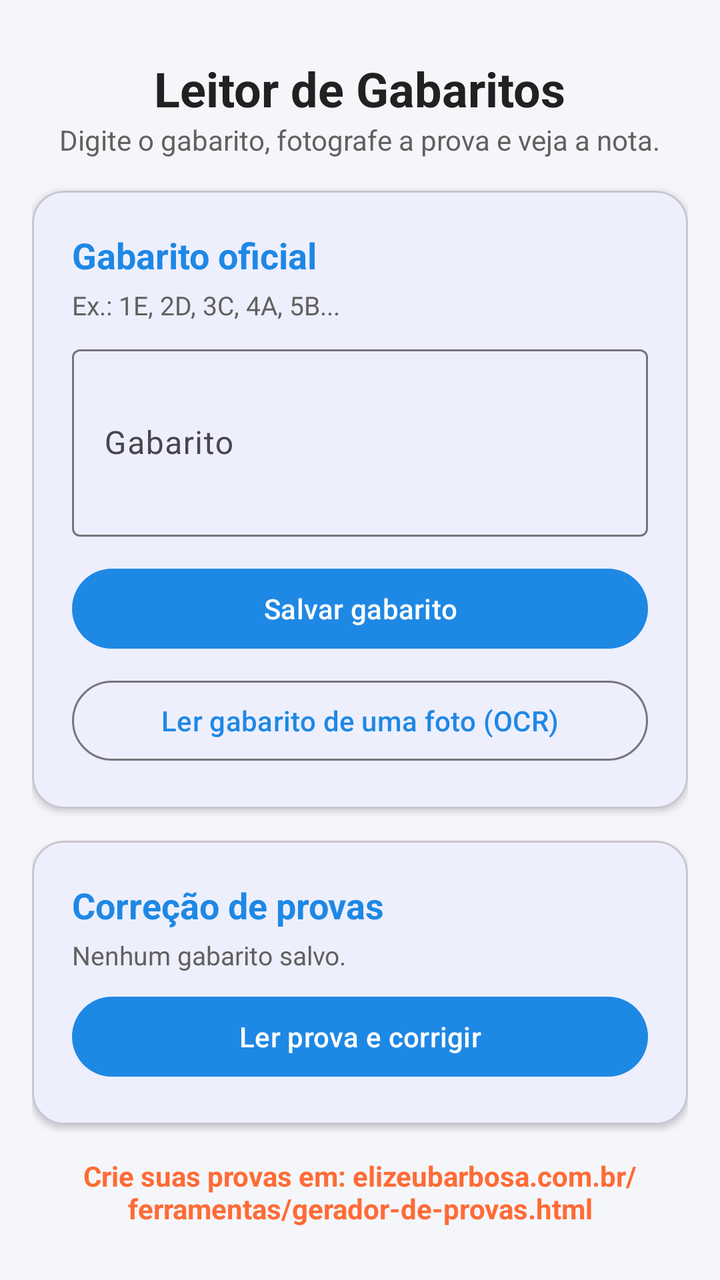
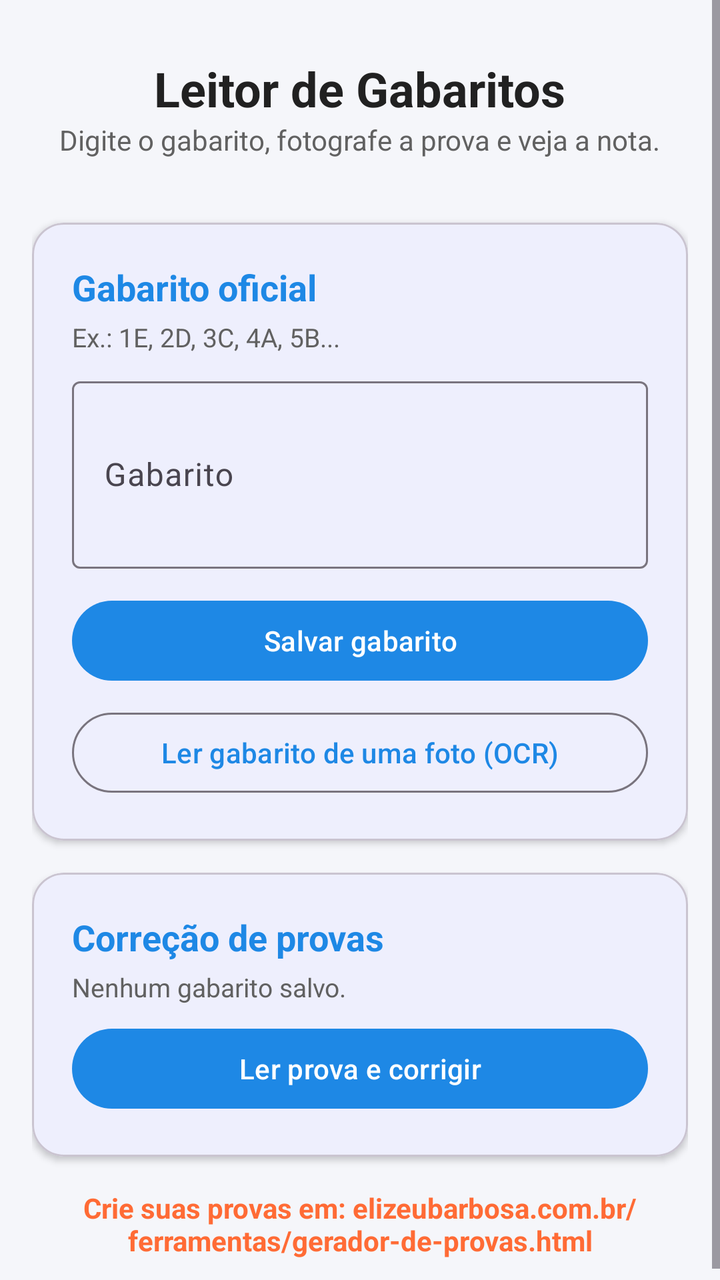

Compare the two renders of this Android layout. The source of the first and the diff that turns it into the second are given below.
<!-- AndroidManifest.xml: application theme Theme.LeitorGabarito -->
<!-- res/layout/fragment_home.xml -->
<?xml version="1.0" encoding="utf-8"?>
<ScrollView xmlns:android="http://schemas.android.com/apk/res/android"
    xmlns:app="http://schemas.android.com/apk/res-auto"
    android:layout_width="match_parent"
    android:layout_height="match_parent"
    android:fillViewport="true">

    <LinearLayout
        android:layout_width="match_parent"
        android:layout_height="wrap_content"
        android:orientation="vertical"
        android:padding="16dp">

        <TextView
            android:layout_width="wrap_content"
            android:layout_height="wrap_content"
            android:layout_gravity="center_horizontal"
            android:layout_marginTop="12dp"
            android:text="Leitor de Gabaritos"
            android:textColor="@color/text_primary"
            android:textSize="24sp"
            android:textStyle="bold" />

        <TextView
            android:layout_width="wrap_content"
            android:layout_height="wrap_content"
            android:layout_gravity="center_horizontal"
            android:layout_marginBottom="16dp"
            android:text="Digite o gabarito, fotografe a prova e veja a nota."
            android:textColor="@color/text_secondary"
            android:textSize="14sp" />

        <com.google.android.material.card.MaterialCardView
            android:layout_width="match_parent"
            android:layout_height="wrap_content"
            android:layout_marginBottom="16dp"
            app:cardCornerRadius="16dp"
            app:cardElevation="2dp">

            <LinearLayout
                android:layout_width="match_parent"
                android:layout_height="wrap_content"
                android:orientation="vertical"
                android:padding="20dp">

                <TextView
                    android:layout_width="wrap_content"
                    android:layout_height="wrap_content"
                    android:text="Gabarito oficial"
                    android:textColor="@color/primary"
                    android:textSize="18sp"
                    android:textStyle="bold" />

                <TextView
                    android:layout_width="wrap_content"
                    android:layout_height="wrap_content"
                    android:layout_marginTop="4dp"
                    android:layout_marginBottom="8dp"
                    android:text="Ex.: 1E, 2D, 3C, 4A, 5B..."
                    android:textColor="@color/text_secondary"
                    android:textSize="13sp" />

                <com.google.android.material.textfield.TextInputLayout
                    android:layout_width="match_parent"
                    android:layout_height="wrap_content"
                    app:boxBackgroundMode="outline"
                    android:hint="Gabarito">

                    <com.google.android.material.textfield.TextInputEditText
                        android:id="@+id/inputKey"
                        android:layout_width="match_parent"
                        android:layout_height="wrap_content"
                        android:inputType="textMultiLine"
                        android:minLines="3"
                        android:textSize="16sp" />
                </com.google.android.material.textfield.TextInputLayout>

                <Button
                    android:id="@+id/btnSaveKey"
                    android:layout_width="match_parent"
                    android:layout_height="wrap_content"
                    android:layout_marginTop="12dp"
                    android:text="Salvar gabarito" />

                <Button
                    android:id="@+id/btnScanKey"
                    style="@style/Widget.Material3.Button.OutlinedButton"
                    android:layout_width="match_parent"
                    android:layout_height="wrap_content"
                    android:layout_marginTop="8dp"
                    android:text="Ler gabarito de uma foto (OCR)" />

                <TextView
                    android:id="@+id/txtKeyStatus"
                    android:layout_width="wrap_content"
                    android:layout_height="wrap_content"
                    android:layout_marginTop="12dp"
                    android:textColor="@color/text_secondary"
                    android:textSize="13sp"
                    android:visibility="gone" />
            </LinearLayout>
        </com.google.android.material.card.MaterialCardView>

        <com.google.android.material.card.MaterialCardView
            android:layout_width="match_parent"
            android:layout_height="wrap_content"
            app:cardCornerRadius="16dp"
            app:cardElevation="2dp">

            <LinearLayout
                android:layout_width="match_parent"
                android:layout_height="wrap_content"
                android:orientation="vertical"
                android:padding="20dp">

                <TextView
                    android:layout_width="wrap_content"
                    android:layout_height="wrap_content"
                    android:text="Correção de provas"
                    android:textColor="@color/primary"
                    android:textSize="18sp"
                    android:textStyle="bold" />

                <TextView
                    android:id="@+id/txtSavedKey"
                    android:layout_width="wrap_content"
                    android:layout_height="wrap_content"
                    android:layout_marginTop="4dp"
                    android:layout_marginBottom="8dp"
                    android:text="Nenhum gabarito salvo."
                    android:textColor="@color/text_secondary"
                    android:textSize="13sp" />

                <Button
                    android:id="@+id/btnCorrigir"
                    android:layout_width="match_parent"
                    android:layout_height="wrap_content"
                    android:text="Ler prova e corrigir" />
            </LinearLayout>
        </com.google.android.material.card.MaterialCardView>

        <TextView
            android:id="@+id/txtGeradorProvas"
            android:layout_width="match_parent"
            android:layout_height="wrap_content"
            android:layout_marginTop="16dp"
            android:gravity="center"
            android:text="Crie suas provas em: elizeubarbosa.com.br/ferramentas/gerador-de-provas.html"
            android:textColor="@color/secondary"
            android:textSize="14sp"
            android:textStyle="bold" />
    </LinearLayout>
</ScrollView>
<!-- resources referenced by this layout -->
<resources>
  <color name="primary">#1E88E5</color>
  <color name="secondary">#FF6B35</color>
  <color name="text_primary">#212121</color>
  <color name="text_secondary">#616161</color>
  <style name="Theme.LeitorGabarito" parent="Theme.Material3.Light.NoActionBar">
          <item name="colorPrimary">@color/primary</item>
          <item name="colorOnPrimary">@color/white</item>
          <item name="colorSecondary">@color/accent</item>
          <item name="android:statusBarColor">@color/primary_dark</item>
          <item name="android:windowBackground">@color/background</item>
      </style>
  <color name="white">#FFFFFF</color>
  <color name="accent">#FFB300</color>
  <color name="primary_dark">#1565C0</color>
  <color name="background">#F5F6FA</color>
</resources>

<!-- the commit's change to res/layout/fragment_home.xml (unified diff, before → after) -->
@@ -29,6 +29,19 @@
             android:text="Digite o gabarito, fotografe a prova e veja a nota."
             android:textColor="@color/text_secondary"
             android:textSize="14sp" />
+
+        <ImageView
+            android:id="@+id/bannerGeradorProvas"
+            android:layout_width="match_parent"
+            android:layout_height="wrap_content"
+            android:layout_marginBottom="16dp"
+            android:adjustViewBounds="true"
+            android:scaleType="fitCenter"
+            android:src="@drawable/banner_gerador_provas"
+            android:contentDescription="Gerador de Provas"
+            android:clickable="true"
+            android:focusable="true"
+            android:background="?attr/selectableItemBackground" />
 
         <com.google.android.material.card.MaterialCardView
             android:layout_width="match_parent"
<!-- resource entries referenced after the edit -->
@@ -4,6 +4,40 @@
   <color name="secondary">#FF6B35</color>
   <color name="text_primary">#212121</color>
   <color name="text_secondary">#616161</color>
+  <!-- drawable banner_gerador_provas (drawable) -->
+  <?xml version="1.0" encoding="utf-8"?>
+  <layer-list xmlns:android="http://schemas.android.com/apk/res/android">
+      <item>
+          <shape android:shape="rectangle">
+              <gradient
+                  android:angle="45"
+                  android:startColor="#FF6B35"
+                  android:endColor="#F7931E"
+                  android:type="linear" />
+              <corners android:radius="16dp" />
+          </shape>
+      </item>
+      <item android:left="16dp" android:right="16dp" android:top="16dp" android:bottom="16dp">
+          <layer-list>
+              <item android:gravity="center_vertical" android:width="60dp" android:height="60dp">
+                  <bitmap android:src="@mipmap/ic_launcher" android:gravity="center" />
+              </item>
+              <item android:gravity="center" android:left="70dp">
+                  <layer-list>
+                      <item>
+                          <shape android:shape="rectangle">
+                              <solid android:color="#FFFFFF" />
+                              <corners android:radius="8dp" />
+                          </shape>
+                      </item>
+                      <item android:left="12dp" android:right="12dp" android:top="8dp" android:bottom="8dp">
+                          <text android:text="🎯 Crie suas provas online!" android:textColor="#FF6B35" android:textSize="18sp" android:textStyle="bold" android:gravity="center" />
+                      </item>
+                  </layer-list>
+              </item>
+          </layer-list>
+      </item>
+  </layer-list>
   <style name="Theme.LeitorGabarito" parent="Theme.Material3.Light.NoActionBar">
           <item name="colorPrimary">@color/primary</item>
           <item name="colorOnPrimary">@color/white</item>
